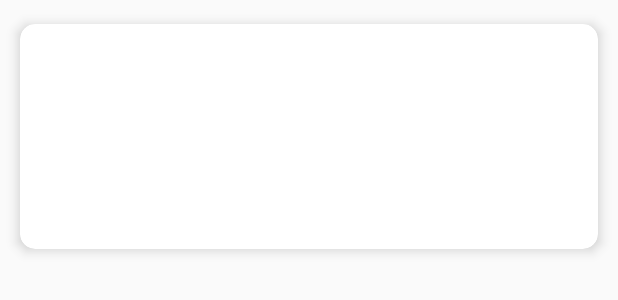
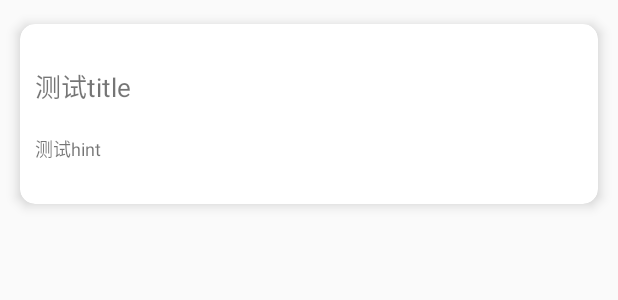
Before and after one commit to pushinl/Re-ZhihuDaily, an Android app: the layout news_item.xml on its own in the app's theme, with its tools: preview values and no code run, on a phone screen of 412 x 824 dp. Shown: the top 300 px of the screen. Run offline under Robolectric (Android 15) with nearby library versions, the phone set to English and light mode, and no system bars.

Commit message:
Internet support

```diff
--- a/app/build.gradle
+++ b/app/build.gradle
@@ -46,8 +46,8 @@ dependencies {
     implementation 'de.hdodenhof:circleimageview:3.0.1'
     implementation 'androidx.recyclerview:recyclerview:1.1.0'
     implementation 'androidx.swiperefreshlayout:swiperefreshlayout:1.0.0'
-    implementation 'com.google.code.gson:gson:2.8.6'
-    implementation 'com.squareup.okhttp3:okhttp:4.9.0'
+    implementation 'com.squareup.retrofit2:retrofit:2.6.1'
+    implementation 'com.squareup.retrofit2:converter-gson:2.6.1'
     testImplementation 'junit:junit:4.+'
     androidTestImplementation 'androidx.test.ext:junit:1.1.2'
     androidTestImplementation 'androidx.test.espresso:espresso-core:3.3.0'
--- a/app/src/main/AndroidManifest.xml
+++ b/app/src/main/AndroidManifest.xml
@@ -10,7 +10,8 @@
         android:label="@string/app_name"
         android:roundIcon="@mipmap/ic_launcher_round"
         android:supportsRtl="true"
-        android:theme="@style/Theme.ReZhihuDaily">
+        android:theme="@style/Theme.ReZhihuDaily"
+        android:networkSecurityConfig="@xml/network_config">
         <activity android:name=".ui.NewsContentActivity"></activity>
         <activity android:name=".ui.HomeActivity">
             <intent-filter>
--- a/app/src/main/java/com/example/rezhihudaily/recylerview/News.kt
+++ /dev/null
@@ -1,6 +0,0 @@
-package com.example.rezhihudaily.recylerview
-
-class News (
-    val newsTitle : String,
-    val newsid : Int
-)
--- a/app/src/main/res/layout/news_item.xml
+++ b/app/src/main/res/layout/news_item.xml
@@ -9,24 +9,49 @@
         android:layout_height="wrap_content"
         app:cardCornerRadius="10dp"
         app:cardElevation="5dp"
-        xmlns:card_view="http://schemas.android.com/apk/res-auto"
         android:layout_margin="5dp"
-        card_view:cardUseCompatPadding="true">
+        app:cardUseCompatPadding="true">
 
         <androidx.constraintlayout.widget.ConstraintLayout
             android:layout_width="match_parent"
-            android:layout_height="150dp">
+            android:layout_height="120dp">
+            <LinearLayout
+                android:id="@+id/newsCard"
+                android:layout_width="match_parent"
+                android:layout_height="wrap_content"
+                android:layout_centerVertical="true"
+                android:orientation="vertical"
+                app:layout_constraintBottom_toBottomOf="parent"
+                app:layout_constraintStart_toStartOf="parent"
+                app:layout_constraintTop_toTopOf="parent"
+                app:layout_constraintEnd_toStartOf="@id/newsImage">
+                <TextView
+                    android:id="@+id/newsTitle"
+                    android:layout_width="match_parent"
+                    android:layout_height="match_parent"
+                    android:textSize="17sp"
+                    android:layout_marginStart="10dp"
+                    android:layout_marginLeft="10dp"
+                    android:layout_marginEnd="120dp"
+                    android:layout_marginRight="120dp"
+                    android:text="测试title"/>
 
-            <TextView
-                android:id="@+id/newsTitle"
-                android:layout_width="250dp"
-                android:layout_height="100dp"
-                android:gravity="center"
-                android:textSize="10pt"
-                app:layout_constraintBottom_toBottomOf="parent"
-                app:layout_constraintEnd_toStartOf="@id/newsImage"
-                app:layout_constraintStart_toStartOf="parent"
-                app:layout_constraintTop_toTopOf="parent" />
+                <TextView
+                    android:layout_width="wrap_content"
+                    android:layout_height="wrap_content"/>
+
+                <TextView
+                    android:id="@+id/newsHint"
+                    android:layout_width="wrap_content"
+                    android:layout_height="wrap_content"
+                    android:textSize="12sp"
+                    android:layout_marginStart="10dp"
+                    android:layout_marginLeft="10dp"
+                    android:layout_marginEnd="120dp"
+                    android:layout_marginRight="120dp"
+                    android:text="测试hint" />
+            </LinearLayout>
+
 
             <ImageView
                 android:id="@+id/newsImage"
@@ -34,7 +59,6 @@
                 android:layout_height="100dp"
                 app:layout_constraintBottom_toBottomOf="parent"
                 app:layout_constraintEnd_toEndOf="parent"
-                app:layout_constraintStart_toEndOf="@id/newsTitle"
                 app:layout_constraintTop_toTopOf="parent" />
         </androidx.constraintlayout.widget.ConstraintLayout>
 
--- a/app/src/main/res/menu/nav_menu.xml
+++ b/app/src/main/res/menu/nav_menu.xml
@@ -4,7 +4,7 @@
     <group>
         <item
             android:id="@+id/userIcon"
-            android:icon="@mipmap/ic_user"
+            android:icon="@drawable/ic_user"
             android:title="知乎用户"/>
     </group>
 
```
Also changed, not shown: app/src/main/java/com/example/rezhihudaily/client/Bean.kt (added, +29 -0 lines), app/src/main/java/com/example/rezhihudaily/client/NetService.kt (added, +16 -0 lines), app/src/main/java/com/example/rezhihudaily/model/Beans.kt (added, +21 -0 lines), app/src/main/java/com/example/rezhihudaily/recylerview/Adapter.kt (+10 -7 lines), app/src/main/java/com/example/rezhihudaily/ui/HomeActivity.kt (+64 -27 lines), app/src/main/res/xml/network_config.xml (added, +8 -0 lines), app/src/main/res/drawable-xxhdpi/ic_user.jpg (renamed from app/src/main/res/mipmap-xxhdpi/ic_user.jpg).
